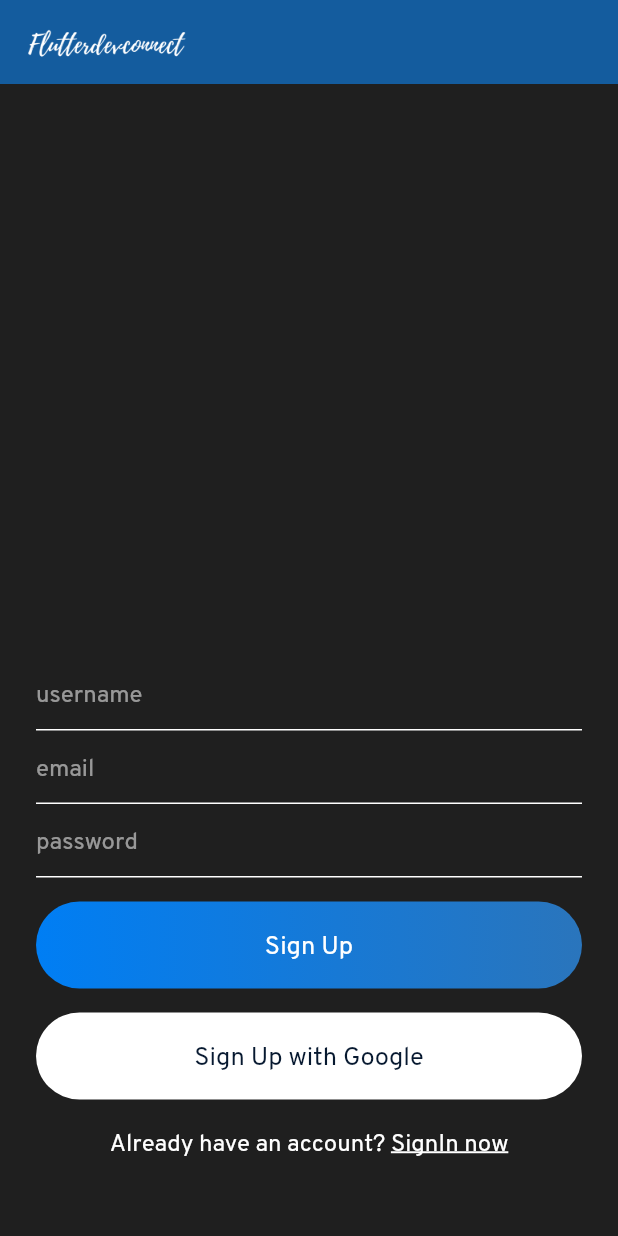
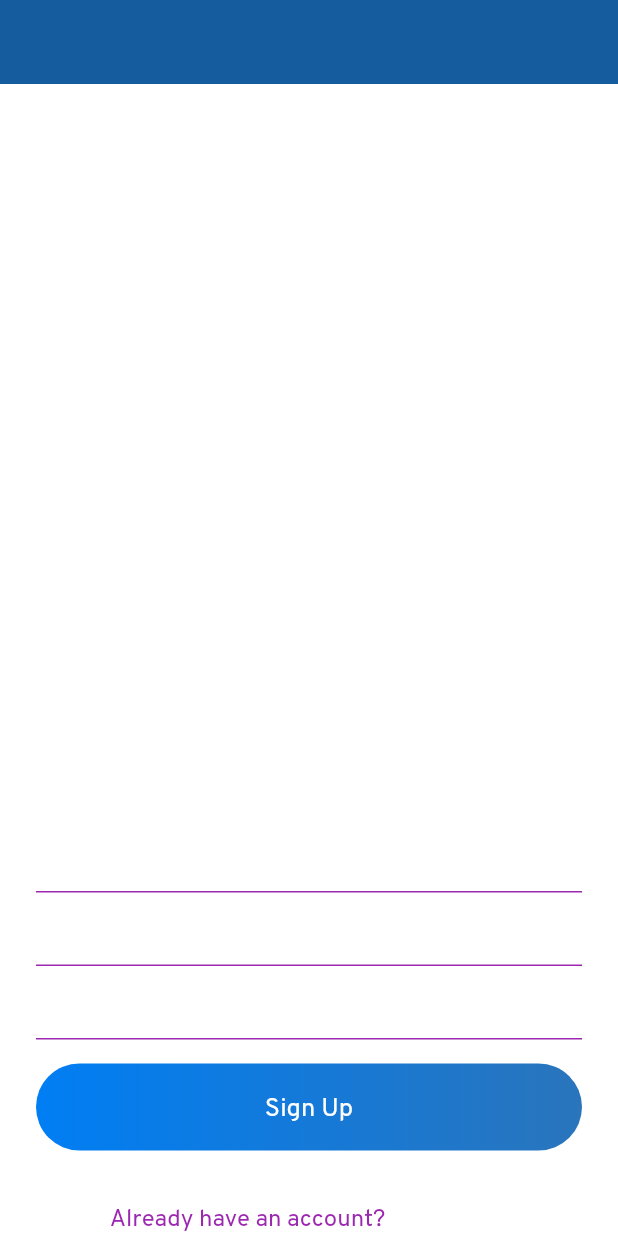
Before and after one commit to jasonofua/Flutter-Chat-App, a Flutter app: the screen it shows after launch, after a tap on "Go to Chat", after a tap on "Sign In", after a tap on "Register now", on a phone screen of 412 x 824 dp. Run offline on Flutter 3.47's test engine with Material 2 defaults, Android fonts, the phone set to English and light mode, and no system bars; our stand-ins replace cloud_firestore, firebase_auth, google_sign_in, liquid_swipe, shared_preferences; accounts and stored records are empty.

Commit message:
added illustration and changed theme scaffold color

```diff
--- a/lib/main.dart
+++ b/lib/main.dart
@@ -183,7 +183,7 @@ class _MyAppState extends State<MyApp> {
       debugShowCheckedModeBanner: false,
       theme: ThemeData(
         primaryColor: Color(0xff145C9E),
-        scaffoldBackgroundColor: Color(0xff1F1F1F),
+        scaffoldBackgroundColor: Colors.white,
         accentColor: Color(0xff007EF4),
         fontFamily: "OverpassRegular",
         visualDensity: VisualDensity.adaptivePlatformDensity,
--- a/lib/views/signin.dart
+++ b/lib/views/signin.dart
@@ -62,16 +62,22 @@ class _SignInState extends State<SignIn> {
   @override
   Widget build(BuildContext context) {
     return Scaffold(
-      appBar: appBarMain(context),
       body: isLoading
           ? Container(
               child: Center(child: CircularProgressIndicator()),
             )
-          : Container(
+          : SingleChildScrollView(
+        physics: AlwaysScrollableScrollPhysics(),
+            child: Container(
                 padding: EdgeInsets.symmetric(horizontal: 24),
                 child: Column(
                   children: [
-                  Spacer(),
+
+                    Padding(
+                      padding: const EdgeInsets.only(top: 50),
+                      child: Image.asset('assets/images/welcome.png',height: 200,),
+                    ),
+
                     Form(
                       key: formKey,
                       child: Column(
@@ -153,19 +159,7 @@ class _SignInState extends State<SignIn> {
                     SizedBox(
                       height: 16,
                     ),
-                  Container(
-                    padding: EdgeInsets.symmetric(vertical: 16),
-                    decoration: BoxDecoration(
-                        borderRadius: BorderRadius.circular(30),
-                        color: Colors.white),
-                    width: MediaQuery.of(context).size.width,
-                    child: Text(
-                      "Sign In with Google",
-                      style:
-                          TextStyle(fontSize: 17, color: CustomTheme.textColor),
-                      textAlign: TextAlign.center,
-                    ),
-                  ),
+
                     SizedBox(
                       height: 16,
                     ),
@@ -190,10 +184,9 @@ class _SignInState extends State<SignIn> {
                         ),
                       ],
                     ),
-                  SizedBox(
-                    height: 50,
-                  )
+
                   ],
+                ),
               ),
           ),
     );
--- a/lib/views/signup.dart
+++ b/lib/views/signup.dart
@@ -127,17 +127,6 @@ class _SignUpState extends State<SignUp> {
             SizedBox(
               height: 16,
             ),
-            Container(
-              padding: EdgeInsets.symmetric(vertical: 16),
-              decoration: BoxDecoration(
-                  borderRadius: BorderRadius.circular(30), color: Colors.white),
-              width: MediaQuery.of(context).size.width,
-              child: Text(
-                "Sign Up with Google",
-                style: TextStyle(fontSize: 17, color: CustomTheme.textColor),
-                textAlign: TextAlign.center,
-              ),
-            ),
             SizedBox(
               height: 16,
             ),
@@ -162,9 +151,7 @@ class _SignUpState extends State<SignUp> {
                 ),
               ],
             ),
-            SizedBox(
-              height: 50,
-            )
+
           ],
         ),
       ),
--- a/lib/widget/widget.dart
+++ b/lib/widget/widget.dart
@@ -2,10 +2,6 @@ import 'package:flutter/material.dart';
 
 Widget appBarMain(BuildContext context) {
   return AppBar(
-    title: Image.asset(
-      "assets/images/logo.png",
-      height: 40,
-    ),
     elevation: 0.0,
     centerTitle: false,
   );
@@ -16,13 +12,13 @@ InputDecoration textFieldInputDecoration(String hintText) {
       hintText: hintText,
       hintStyle: TextStyle(color: Colors.white54),
       focusedBorder:
-          UnderlineInputBorder(borderSide: BorderSide(color: Colors.white)),
+          UnderlineInputBorder(borderSide: BorderSide(color: Colors.purple)),
       enabledBorder:
-          UnderlineInputBorder(borderSide: BorderSide(color: Colors.white)));
+          UnderlineInputBorder(borderSide: BorderSide(color: Colors.purple)));
 }
 
 TextStyle simpleTextStyle() {
-  return TextStyle(color: Colors.white, fontSize: 16);
+  return TextStyle(color: Colors.purple, fontSize: 16);
 }
 
 TextStyle biggerTextStyle() {
```
Also changed, not shown: assets/images/welcome.png (added). Lines whose indentation alone changed are shown as unchanged.
